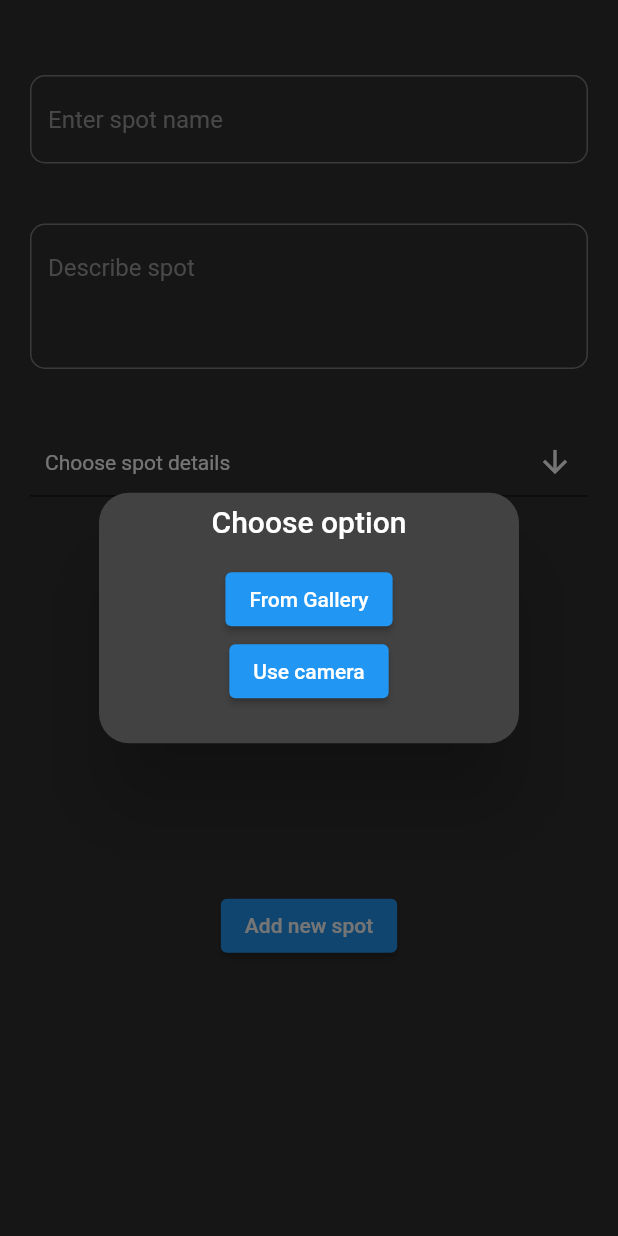
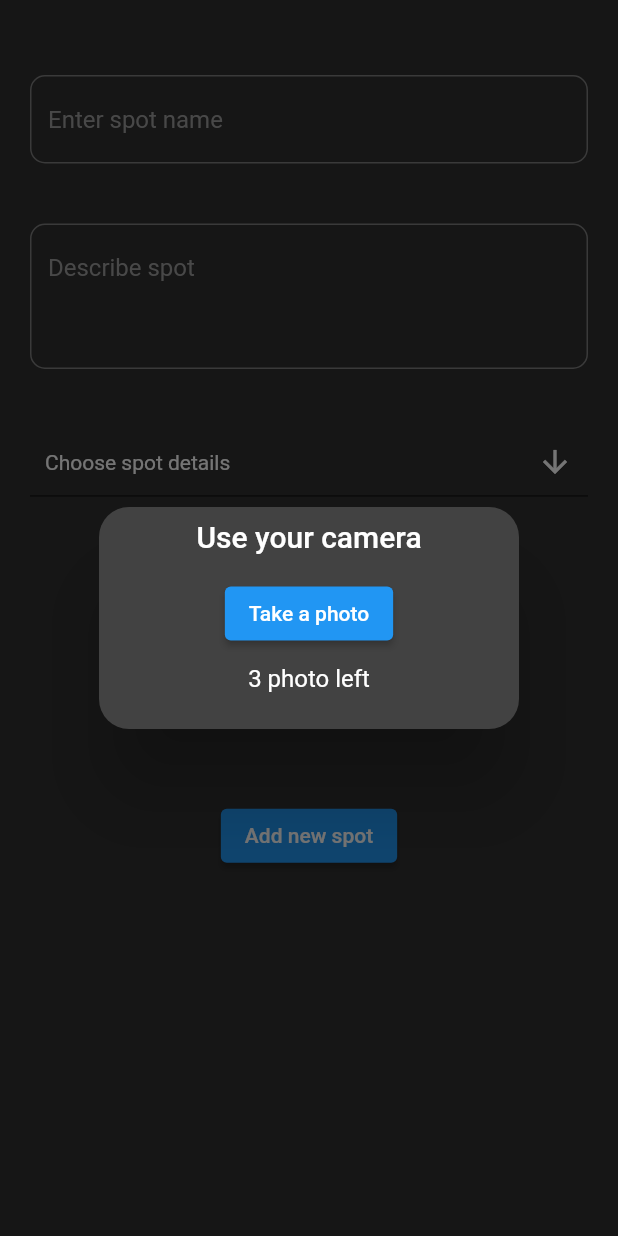
Before and after one commit to bibusDG/skate-spot-, a Flutter app: the NewSpotPage screen opened by its route, after a tap on "Add spot photos", on a phone screen of 412 x 824 dp. Run offline on Flutter 3.47's test engine with Material 2 defaults, Android fonts, the light colour scheme and no system bars; drawn by our look-alikes of multi_select_flutter; our stand-ins replace flutter_rating_bar, geocoding, geolocator, get, get_storage, image_picker and 2 more; missing offline and left inert: galleryimage, sliding_switch; accounts and stored records are empty.

Commit message:
skate spot app

```diff
--- a/lib/dataBaseFiles/data_base_init.dart
+++ b/lib/dataBaseFiles/data_base_init.dart
@@ -25,6 +25,7 @@
   static const ratingSum = 'Rating_sum';
   static const finalRating = 'Final_Rating';
   static const spotImages = 'Spot_images';
+  static const ridersCounter = 'Riders_counter';
 
 
 
@@ -58,7 +59,8 @@
     $voteCounter INTEGER,
     $ratingSum INTEGER,
     $finalRating INTEGER,
-    $spotImages TEXT)
+    $spotImages TEXT,
+    $ridersCounter INTEGER)
     '''
     );
   }
--- a/lib/main.dart
+++ b/lib/main.dart
@@ -1,13 +1,15 @@
 import 'package:flutter/material.dart';
 import 'package:get/get.dart';
 import 'package:get/get_navigation/src/root/get_material_app.dart';
+import 'package:get_storage/get_storage.dart';
 import 'package:skate_spots/dataBaseFiles/data_base_init.dart';
 import 'package:skate_spots/views/detailSpotPage/detail_spot_page.dart';
 import 'package:skate_spots/views/findSpotPage/find_spot_page.dart';
 import 'package:skate_spots/views/mainPage/main_page.dart';
 import 'package:skate_spots/views/newSpotPage/new_spot_page.dart';
 
-void main() {
+void main() async{
+  GetStorage.init();
   WidgetsFlutterBinding.ensureInitialized();
   // InitDataBase newDataBase = InitDataBase();
   runApp(const MyApp());
--- a/lib/models/skate_spot_model.dart
+++ b/lib/models/skate_spot_model.dart
@@ -10,6 +10,10 @@
   int? voteCounter;
   int? ratingSum;
   int? finalRating;
+  int? ridersCounter;
+
+  int? spotCounter;
+  Map? spotSliderPosition;
 
 
   SpotModel({
@@ -22,6 +26,10 @@
     this.voteCounter,
     this.ratingSum,
     this.finalRating,
+    this.ridersCounter,
+
+    this.spotCounter,
+    this.spotSliderPosition,
 
   });
 
@@ -36,6 +44,9 @@
       'voteCounter': voteCounter,
       'ratingSum': ratingSum,
       'finalRating': finalRating,
+      'ridersCounter': ridersCounter,
+      'spotCounter': spotCounter,
+      'spotSliderPosition': spotSliderPosition,
 
 
     };
--- a/lib/views/mainPage/main_page.dart
+++ b/lib/views/mainPage/main_page.dart
@@ -76,7 +76,7 @@
                             onTap: ()async{
                               List<Map<String, dynamic>> allData = await InitDataBase.instance.queryAll();
                               findPageController.listOfSpots.value = allData;
-                              print(allData);
+                              // print(allData);
                               Get.toNamed('/findSpot');
                             },
                               child: Text('Find spot ',
--- a/lib/views/newSpotPage/controllers/new_spot_controller.dart
+++ b/lib/views/newSpotPage/controllers/new_spot_controller.dart
@@ -1,10 +1,14 @@
 import 'package:get/get.dart';
 import 'package:skate_spots/models/skate_spot_model.dart';
+import 'package:skate_spots/views/findSpotPage/find_spot_page.dart';
 import '../../../dataBaseFiles/data_base_init.dart';
 import '../../../models/skate_spot_model.dart';
 import 'package:collection/collection.dart';
 
 class NewSpotController extends GetxController {
+
+  RxInt spotID = 1.obs;
+
   RxString spotName = ''.obs;
   RxString spotDescription = ''.obs;
   RxList spotProperties = [].obs;
@@ -18,7 +22,17 @@
   RxInt voteCounter = 0.obs;
   RxInt ratingSum = 0.obs;
   RxInt finalRating = 0.obs;
+  RxInt ridersCounter = 0.obs;
+  RxInt photoCounter = 3.obs;
 
+
+  void addSliderPosition() async{
+
+    // sliderState.write(spotName.value, false);
+    sliderState.write(spotID.value.toString(), false);
+    spotID.value++;
+
+  }
 
   void addSpot() async {
     SpotModel newSpot = SpotModel(
@@ -34,7 +48,12 @@
         voteCounter: voteCounter.value,
         ratingSum: ratingSum.value,
         finalRating: finalRating.value,
-        spotImages: spotImages.value);
+        spotImages: spotImages.value,
+        ridersCounter: ridersCounter.value,
+
+
+
+        );
 
     await InitDataBase.instance.insert({
       InitDataBase.spotName: newSpot.spotName,
@@ -49,6 +68,7 @@
       InitDataBase.ratingSum: newSpot.ratingSum,
       InitDataBase.finalRating: newSpot.finalRating,
       InitDataBase.spotImages: newSpot.spotImages?.join(', '),
+      InitDataBase.ridersCounter: newSpot.ridersCounter,
 
       // InitDataBase.spotLatitude: newSpot.geoPosition?.spotLatitude,
       // InitDataBase.spotLongitude: newSpot.geoPosition?.spotLongitude,
--- a/lib/views/newSpotPage/new_spot_page.dart
+++ b/lib/views/newSpotPage/new_spot_page.dart
@@ -247,33 +247,47 @@
                   padding: const EdgeInsets.all(8.0),
                   child: ElevatedButton(
                       onPressed: () {
+                        if (newSpotController.photoCounter.value < 1){
+
+                        }else {
                           Get.defaultDialog(
-                          title: 'Choose option',
+                            title: 'Use your camera',
                             content: Column(
                               children: [
+                                // ElevatedButton(
+                                //   onPressed: () {
+                                //     ImagesFromCamera().imageFromGallery();
+                                //   },
+                                //   child: Text('From Gallery'),
+                                // ),
                                 ElevatedButton(
-                                onPressed: () {
-                                  ImagesFromCamera().imageFromGallery();
-                                },
-                                child: Text('From Gallery'),
-                              ),
-                              ElevatedButton(
+
                                     onPressed: () {
                                       ImagesFromCamera().imageFromCamera();
+                                      if (newSpotController.photoCounter.value == 1) {
+                                        Get.back();
+                                      }
                                     },
-                                  child: Text('Use camera'))
+                                    child: Text('Take a photo')),
+                                SizedBox(height: 10.0,),
+                                Obx(() => Text('${newSpotController.photoCounter.value} photo left'))
                               ],
                             ),
                           );
+                        }
                       },
                       child: Text('Add spot photos')),
                 ),
-                SizedBox(height: 100.0,),
+                SizedBox(height: 40.0,),
                 ElevatedButton(onPressed: (){
 
                   if(newSpotController.spotName.value != ''){
                     newSpotController.addSpot();
+                    newSpotController.addSliderPosition();
                     Get.snackbar('New spot', 'New spot successfully added');
+                    Get.toNamed('/');
+
+
 
                     newSpotController.countryName.value = '';
                     newSpotController.cityName.value = '';
@@ -284,6 +298,8 @@
                     newSpotController.spotName.value = '';
                     newSpotController.spotDescription.value = '';
                     newSpotController.spotImages.value = [];
+                    newSpotController.ridersCounter.value = 0;
+                    newSpotController.photoCounter.value = 3;
                     manualLocalization = {'country': '', 'city': '', 'postalCode': '', 'streetName': '', 'streetNumber': ''};
 
                   }else{
--- a/pubspec.yaml
+++ b/pubspec.yaml
@@ -37,6 +37,7 @@
   sqflite:
   path_provider:
   get:
+  get_storage:
   multi_select_flutter:
   geolocator:
   geocoding: ^2.0.4
@@ -45,7 +46,8 @@
   flutter_rating_bar:
   image_picker:
   shared_preferences:
-
+  toggle_switch:
+  sliding_switch:
 
 
 dev_dependencies:
```
Also changed, not shown: lib/views/detailSpotPage/detail_spot_page.dart (+28 -5 lines), lib/views/findSpotPage/find_spot_page.dart (+58 -3 lines), pubspec.lock. Lines whose indentation alone changed are shown as unchanged.
